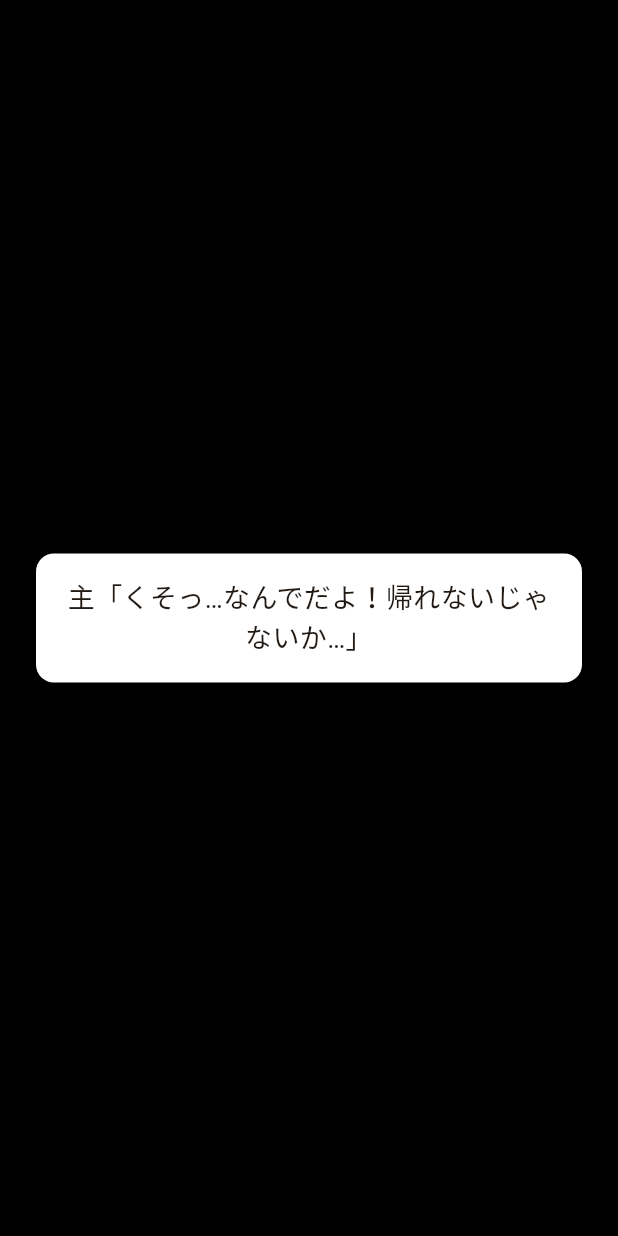
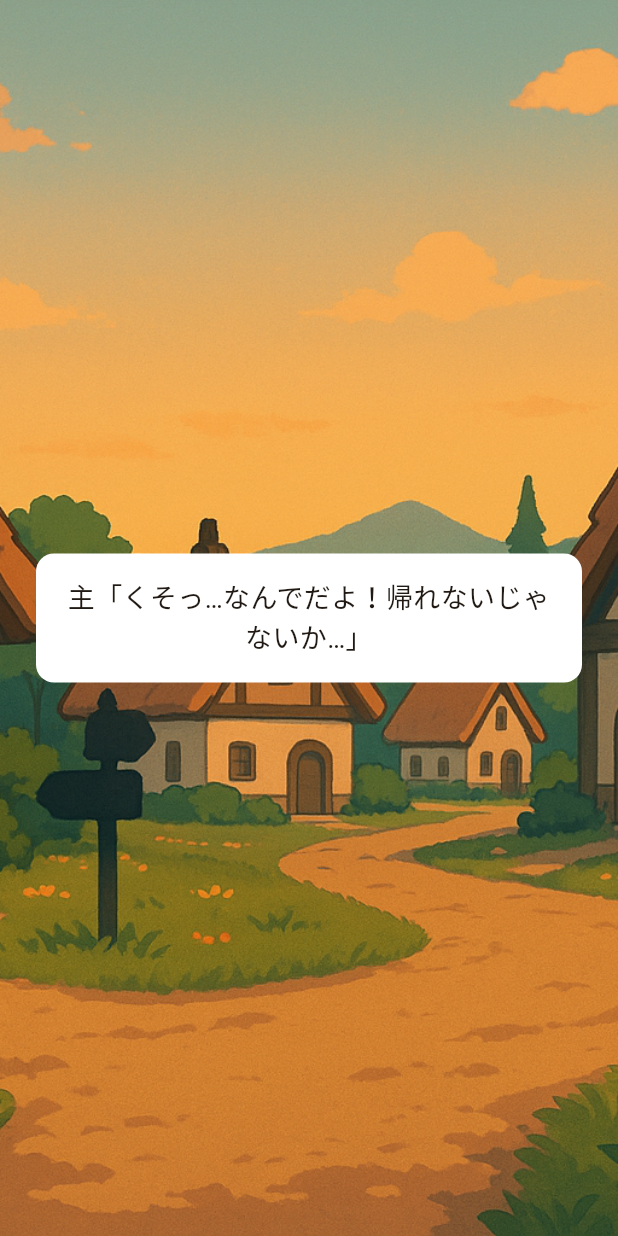
Before and after one commit to ruirui23/fire_tail, a Flutter app: the EndingScreen screen opened by its route, on a phone screen of 412 x 824 dp. Run offline on Flutter 3.47's test engine with Material 3 defaults, Android fonts, the phone set to English and light mode, and no system bars; our stand-ins replace go_router, shared_preferences; missing offline and left inert: flame; accounts and stored records are empty.

Commit message:
add:結の画面で画像追加

```diff
--- a/lib/screens/ending_screen.dart
+++ b/lib/screens/ending_screen.dart
@@ -68,10 +68,20 @@ class _EndingScreenState extends State<EndingScreen> {
   @override
   Widget build(BuildContext context) {
     final r = context.watch<Result>();
+
+    Widget bg = Positioned.fill(
+      child: Image.asset(
+        'assets/images/hionoarashimura.png',
+        fit: BoxFit.cover,
+      ),
+    );
     if (_idx < _lines.length) {
       return Scaffold(
         backgroundColor: Colors.black,
-        body: GestureDetector(
+        body: Stack(
+          children: [
+            bg,
+            GestureDetector(
               behavior: HitTestBehavior.opaque,
               onTap: _next,
               child: Center(
@@ -85,6 +95,8 @@ class _EndingScreenState extends State<EndingScreen> {
                       textAlign: TextAlign.center),
                 ),
               ),
+            ),
+          ],
         ),
       );
     }
```
Lines whose indentation alone changed are shown as unchanged.
